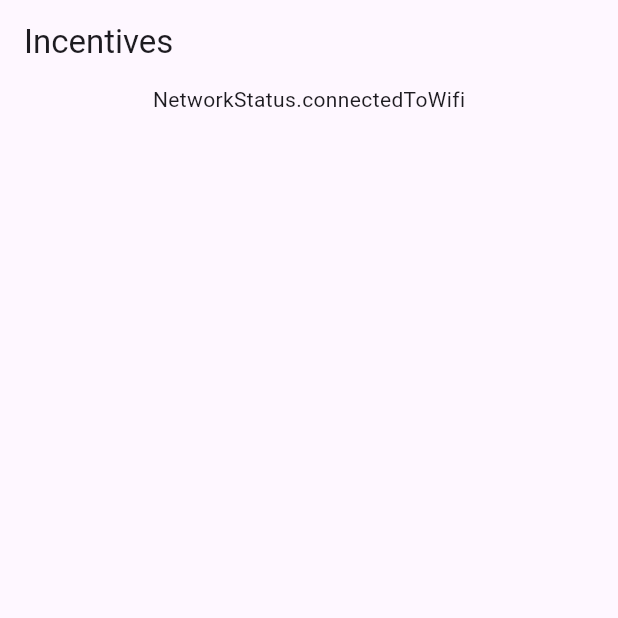
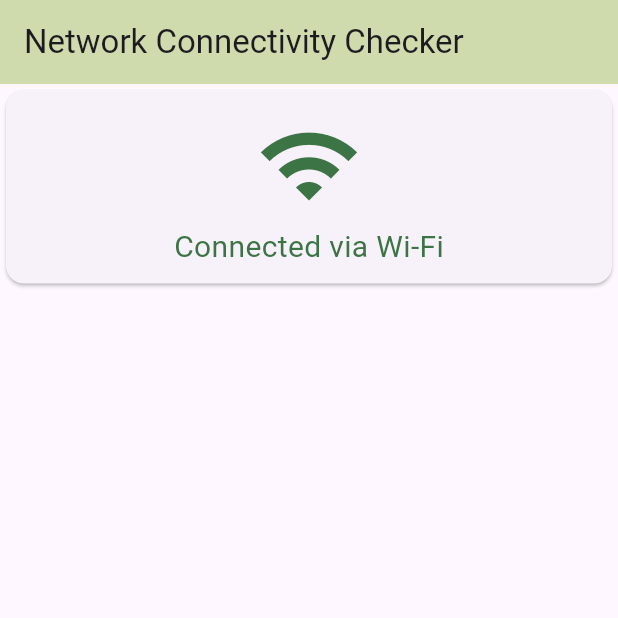
Before and after one commit to angelamar1e/network_connectivity_checker, a Flutter app: the screen it shows after launch, on a phone screen of 412 x 824 dp, the top half of it. Run offline on Flutter 3.47's test engine with Material 3 defaults, Android fonts, the phone set to English and light mode, and no system bars; our stand-ins replace bloc, connectivity_plus, flutter_bloc, internet_connection_checker_plus.

Commit message:
updated screen to reflect net status infocard

```diff
--- a/lib/connectivity_checker_screen.dart
+++ b/lib/connectivity_checker_screen.dart
@@ -1,6 +1,7 @@
 import 'package:flutter/material.dart';
 import 'package:flutter_bloc/flutter_bloc.dart';
 import 'package:network_connectivity_checker/cubit/connectivity_checker_cubit.dart';
+import 'package:network_connectivity_checker/widgets.dart';
 
 class ConnectivityCheckerScreen extends StatelessWidget {
   const ConnectivityCheckerScreen({super.key});
@@ -8,15 +9,33 @@ class ConnectivityCheckerScreen extends StatelessWidget {
   @override
   Widget build(BuildContext context) {
     return Scaffold(
-      appBar: AppBar(title: const Text('Incentives')),
+      appBar: AppBar(
+        title: const Text('Network Connectivity Checker'),
+        backgroundColor: Color.fromARGB(255, 207, 219, 173),
+      ),
       body: Center(
         child: BlocBuilder<ConnectivityCheckerCubit, ConnectivityCheckerState>(
           builder: (context, state) {
             return Column(
               children: [
-                state.networkStatus == NetworkStatus.initial
-                    ? CircularProgressIndicator.adaptive()
-                    : Text('${state.networkStatus}'),
+                Row(
+                  children: [
+                    Expanded(
+                      child: Card(
+                        child:
+                            state.networkStatus == NetworkStatus.initial
+                                ? SizedBox(
+                                  height: 40,
+                                  width: 5,
+                                  child: Center(
+                                    child: CircularProgressIndicator(),
+                                  ),
+                                )
+                                : networkStatusCard(state.networkStatus),
+                      ),
+                    ),
+                  ],
+                ),
               ],
             );
           },
```
